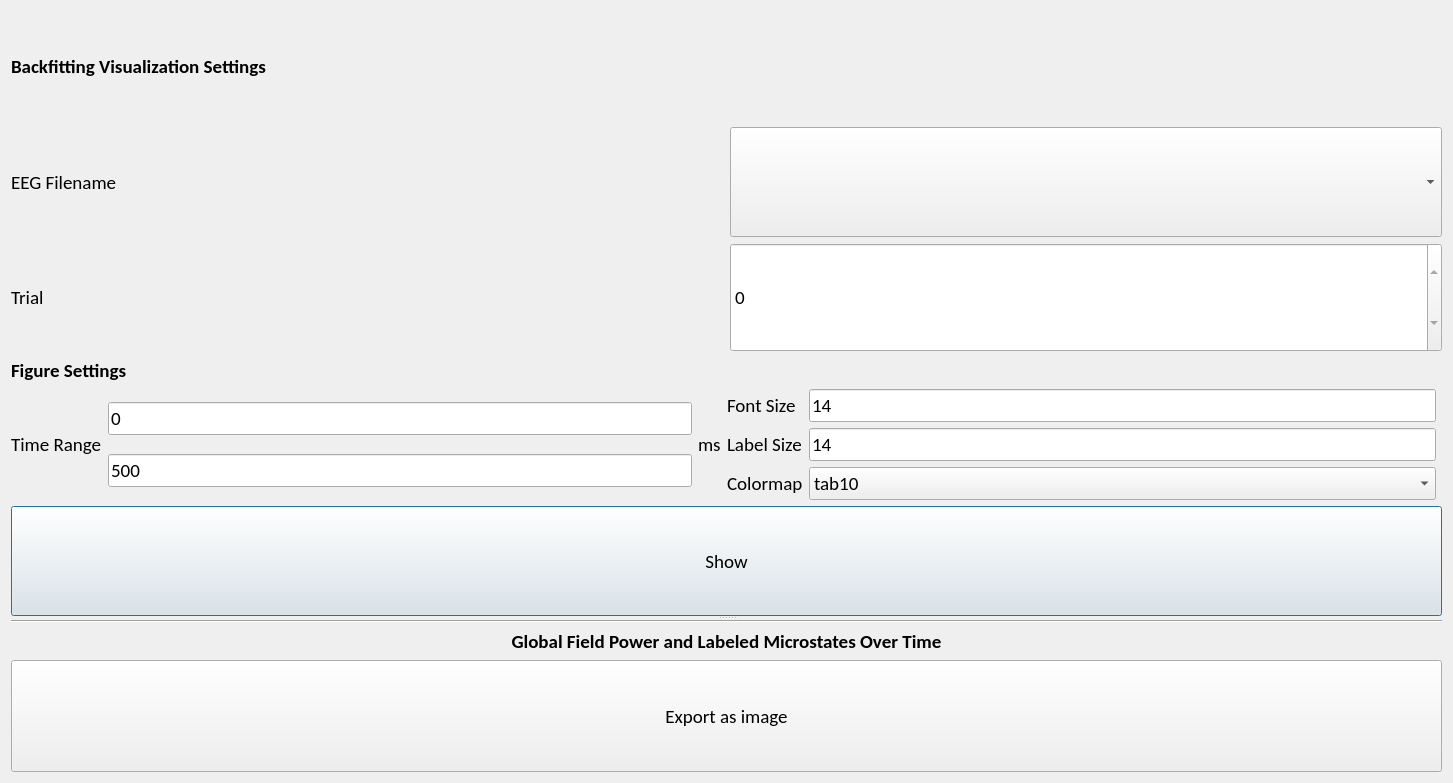
The window that src/main/resources/base/BackfittingVisualizationWindow.ui (eeg-comet/eeg-comet) describes before a commit, drawn with Qt 5.
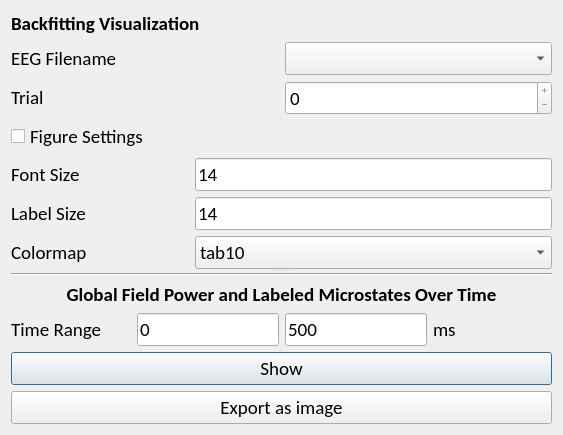
The same window after the commit.

Patch:
```diff
--- a/src/main/resources/base/BackfittingVisualizationWindow.ui
+++ b/src/main/resources/base/BackfittingVisualizationWindow.ui
@@ -6,8 +6,8 @@
    <rect>
     <x>0</x>
     <y>0</y>
-    <width>1453</width>
-    <height>783</height>
+    <width>563</width>
+    <height>376</height>
    </rect>
   </property>
   <property name="font">
@@ -31,6 +31,12 @@
         <layout class="QGridLayout" name="gridLayout_3">
          <item row="0" column="0" colspan="2">
           <widget class="QLabel" name="settings_label">
+           <property name="sizePolicy">
+            <sizepolicy hsizetype="Preferred" vsizetype="Maximum">
+             <horstretch>0</horstretch>
+             <verstretch>0</verstretch>
+            </sizepolicy>
+           </property>
            <property name="font">
             <font>
              <weight>75</weight>
@@ -38,21 +44,40 @@
             </font>
            </property>
            <property name="text">
-            <string>Backfitting Visualization Settings</string>
+            <string>Backfitting Visualization</string>
            </property>
           </widget>
          </item>
          <item row="1" column="0">
           <widget class="QLabel" name="eeg_filenames_label">
+           <property name="sizePolicy">
+            <sizepolicy hsizetype="Preferred" vsizetype="Maximum">
+             <horstretch>0</horstretch>
+             <verstretch>0</verstretch>
+            </sizepolicy>
+           </property>
            <property name="text">
             <string>EEG Filename</string>
            </property>
           </widget>
          </item>
+         <item row="2" column="0">
+          <widget class="QLabel" name="num_trials_label">
+           <property name="sizePolicy">
+            <sizepolicy hsizetype="Preferred" vsizetype="Maximum">
+             <horstretch>0</horstretch>
+             <verstretch>0</verstretch>
+            </sizepolicy>
+           </property>
+           <property name="text">
+            <string>Trial</string>
+           </property>
+          </widget>
+         </item>
          <item row="1" column="1">
           <widget class="QComboBox" name="eeg_filenames_combobox">
            <property name="sizePolicy">
-            <sizepolicy hsizetype="Preferred" vsizetype="Preferred">
+            <sizepolicy hsizetype="Preferred" vsizetype="Maximum">
              <horstretch>0</horstretch>
              <verstretch>0</verstretch>
             </sizepolicy>
@@ -62,11 +87,14 @@
          <item row="2" column="1">
           <widget class="QSpinBox" name="num_trials_spinbox">
            <property name="sizePolicy">
-            <sizepolicy hsizetype="Preferred" vsizetype="Preferred">
+            <sizepolicy hsizetype="Preferred" vsizetype="Maximum">
              <horstretch>0</horstretch>
              <verstretch>0</verstretch>
             </sizepolicy>
            </property>
+           <property name="buttonSymbols">
+            <enum>QAbstractSpinBox::PlusMinus</enum>
+           </property>
            <property name="minimum">
             <number>0</number>
            </property>
@@ -78,74 +106,38 @@
            </property>
           </widget>
          </item>
-         <item row="2" column="0">
-          <widget class="QLabel" name="num_trials_label">
-           <property name="text">
-            <string>Trial</string>
-           </property>
-          </widget>
-         </item>
-         <item row="4" column="0" colspan="2">
-          <layout class="QGridLayout" name="gridLayout_4">
-           <item row="1" column="0">
+         <item row="3" column="0" colspan="2">
             <layout class="QGridLayout" name="gridLayout_6">
-             <item row="1" column="1">
-              <widget class="QLineEdit" name="xlim_max_input">
-               <property name="text">
-                <string>500</string>
-               </property>
-              </widget>
-             </item>
-             <item row="0" column="1">
-              <widget class="QLineEdit" name="xlim_min_input">
-               <property name="text">
-                <string>0</string>
-               </property>
-              </widget>
-             </item>
-             <item row="0" column="2" rowspan="2">
-              <widget class="QLabel" name="ms_label">
-               <property name="text">
-                <string>ms</string>
-               </property>
-              </widget>
-             </item>
-             <item row="0" column="0" rowspan="2">
-              <widget class="QLabel" name="time_label">
-               <property name="text">
-                <string>Time Range</string>
-               </property>
-              </widget>
-             </item>
-            </layout>
-           </item>
-           <item row="1" column="1">
-            <layout class="QGridLayout" name="gridLayout_7">
-             <item row="0" column="0">
-              <widget class="QLabel" name="font_size_label">
-               <property name="text">
-                <string>Font Size</string>
-               </property>
-              </widget>
-             </item>
              <item row="2" column="0">
-              <widget class="QLabel" name="colormap_label">
-               <property name="text">
-                <string>Colormap</string>
-               </property>
-              </widget>
-             </item>
-             <item row="1" column="0">
               <widget class="QLabel" name="label_size_label">
+             <property name="sizePolicy">
+              <sizepolicy hsizetype="Preferred" vsizetype="Maximum">
+               <horstretch>0</horstretch>
+               <verstretch>0</verstretch>
+              </sizepolicy>
+             </property>
                <property name="text">
                 <string>Label Size</string>
                </property>
               </widget>
              </item>
-             <item row="0" column="1">
+           <item row="3" column="0">
+            <widget class="QLabel" name="colormap_label">
+             <property name="sizePolicy">
+              <sizepolicy hsizetype="Preferred" vsizetype="Maximum">
+               <horstretch>0</horstretch>
+               <verstretch>0</verstretch>
+              </sizepolicy>
+             </property>
+             <property name="text">
+              <string>Colormap</string>
+             </property>
+            </widget>
+           </item>
+           <item row="1" column="1" colspan="2">
               <widget class="QLineEdit" name="font_size_input">
                <property name="sizePolicy">
-                <sizepolicy hsizetype="Preferred" vsizetype="Preferred">
+              <sizepolicy hsizetype="Preferred" vsizetype="Maximum">
                  <horstretch>0</horstretch>
                  <verstretch>0</verstretch>
                 </sizepolicy>
@@ -158,18 +150,21 @@
                </property>
               </widget>
              </item>
-             <item row="1" column="1">
-              <widget class="QLineEdit" name="label_size_input">
+           <item row="0" column="0" colspan="3">
+            <widget class="QCheckBox" name="figure_settings_checkbox">
                <property name="text">
-                <string>14</string>
-               </property>
-               <property name="maxLength">
-                <number>3</number>
+              <string>Figure Settings</string>
                </property>
               </widget>
              </item>
-             <item row="2" column="1">
+           <item row="3" column="1" colspan="2">
               <widget class="QComboBox" name="colormap_combobox">
+             <property name="sizePolicy">
+              <sizepolicy hsizetype="Preferred" vsizetype="Maximum">
+               <horstretch>0</horstretch>
+               <verstretch>0</verstretch>
+              </sizepolicy>
+             </property>
                <item>
                 <property name="text">
                  <string>tab10</string>
@@ -197,35 +192,36 @@
                </item>
               </widget>
              </item>
-            </layout>
-           </item>
-           <item row="0" column="0" colspan="3">
-            <widget class="QLabel" name="figure_settings_label">
-             <property name="font">
-              <font>
-               <weight>75</weight>
-               <bold>true</bold>
-              </font>
+           <item row="1" column="0">
+            <widget class="QLabel" name="font_size_label">
+             <property name="sizePolicy">
+              <sizepolicy hsizetype="Preferred" vsizetype="Maximum">
+               <horstretch>0</horstretch>
+               <verstretch>0</verstretch>
+              </sizepolicy>
              </property>
              <property name="text">
-              <string>Figure Settings</string>
+              <string>Font Size</string>
              </property>
             </widget>
            </item>
-          </layout>
-         </item>
-         <item row="5" column="0" colspan="2">
-          <widget class="QPushButton" name="show_backfitting_button">
+           <item row="2" column="1" colspan="2">
+            <widget class="QLineEdit" name="label_size_input">
            <property name="sizePolicy">
-            <sizepolicy hsizetype="Preferred" vsizetype="Preferred">
+              <sizepolicy hsizetype="Preferred" vsizetype="Maximum">
              <horstretch>0</horstretch>
              <verstretch>0</verstretch>
             </sizepolicy>
            </property>
            <property name="text">
-            <string>Show</string>
-           </property>
-          </widget>
+              <string>14</string>
+             </property>
+             <property name="maxLength">
+              <number>3</number>
+             </property>
+            </widget>
+           </item>
+          </layout>
          </item>
         </layout>
        </item>
@@ -266,10 +262,82 @@
        <item>
         <layout class="QVBoxLayout" name="Figure_Layout"/>
        </item>
+       <item>
+        <layout class="QHBoxLayout" name="horizontalLayout">
+         <item>
+          <widget class="QLabel" name="time_label">
+           <property name="sizePolicy">
+            <sizepolicy hsizetype="Preferred" vsizetype="Maximum">
+             <horstretch>0</horstretch>
+             <verstretch>0</verstretch>
+            </sizepolicy>
+           </property>
+           <property name="text">
+            <string>Time Range</string>
+           </property>
+          </widget>
+         </item>
+         <item>
+          <widget class="QLineEdit" name="xlim_min_input">
+           <property name="sizePolicy">
+            <sizepolicy hsizetype="Preferred" vsizetype="Maximum">
+             <horstretch>0</horstretch>
+             <verstretch>0</verstretch>
+            </sizepolicy>
+           </property>
+           <property name="text">
+            <string>0</string>
+           </property>
+          </widget>
+         </item>
+         <item>
+          <widget class="QLineEdit" name="xlim_max_input">
+           <property name="sizePolicy">
+            <sizepolicy hsizetype="Preferred" vsizetype="Maximum">
+             <horstretch>0</horstretch>
+             <verstretch>0</verstretch>
+            </sizepolicy>
+           </property>
+           <property name="text">
+            <string>500</string>
+           </property>
+          </widget>
+         </item>
+         <item>
+          <widget class="QLabel" name="ms_label">
+           <property name="sizePolicy">
+            <sizepolicy hsizetype="Preferred" vsizetype="Maximum">
+             <horstretch>0</horstretch>
+             <verstretch>0</verstretch>
+            </sizepolicy>
+           </property>
+           <property name="text">
+            <string>ms</string>
+           </property>
+          </widget>
+         </item>
+        </layout>
+       </item>
+       <item>
+        <widget class="QPushButton" name="show_backfitting_button">
+         <property name="sizePolicy">
+          <sizepolicy hsizetype="Preferred" vsizetype="Maximum">
+           <horstretch>0</horstretch>
+           <verstretch>0</verstretch>
+          </sizepolicy>
+         </property>
+         <property name="cursor">
+          <cursorShape>PointingHandCursor</cursorShape>
+         </property>
+         <property name="text">
+          <string>Show</string>
+         </property>
+        </widget>
+       </item>
        <item>
         <widget class="QPushButton" name="export_backfitting_image_button">
          <property name="sizePolicy">
-          <sizepolicy hsizetype="Preferred" vsizetype="Preferred">
+          <sizepolicy hsizetype="Preferred" vsizetype="Maximum">
            <horstretch>0</horstretch>
            <verstretch>0</verstretch>
           </sizepolicy>
```
Left out of the diff: 3 changed lines with no effect on the pictures. Lines whose indentation alone changed are shown as unchanged.
